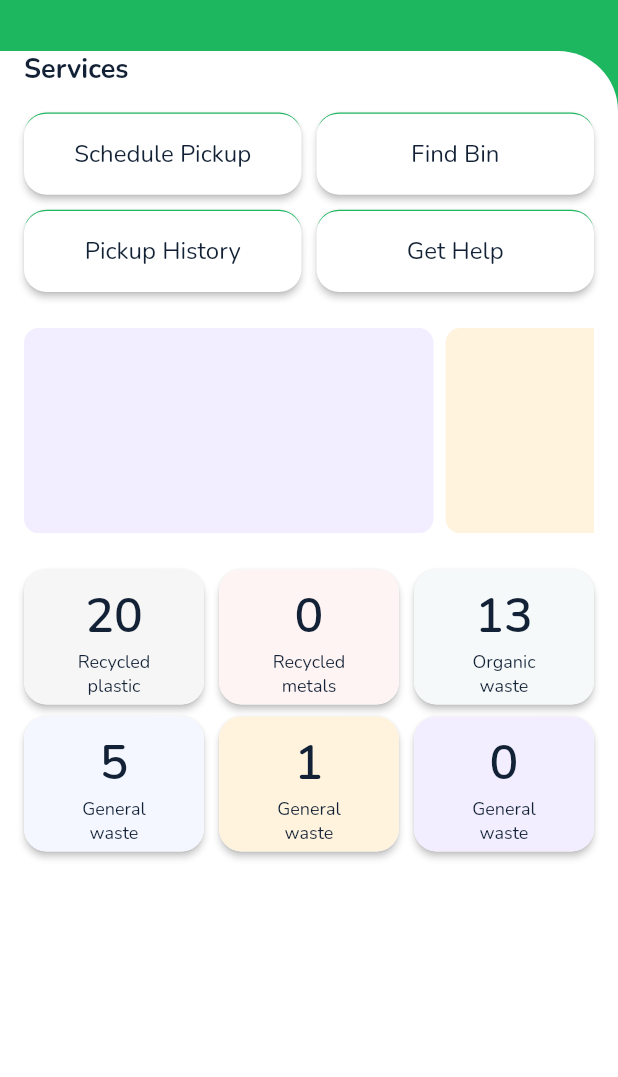
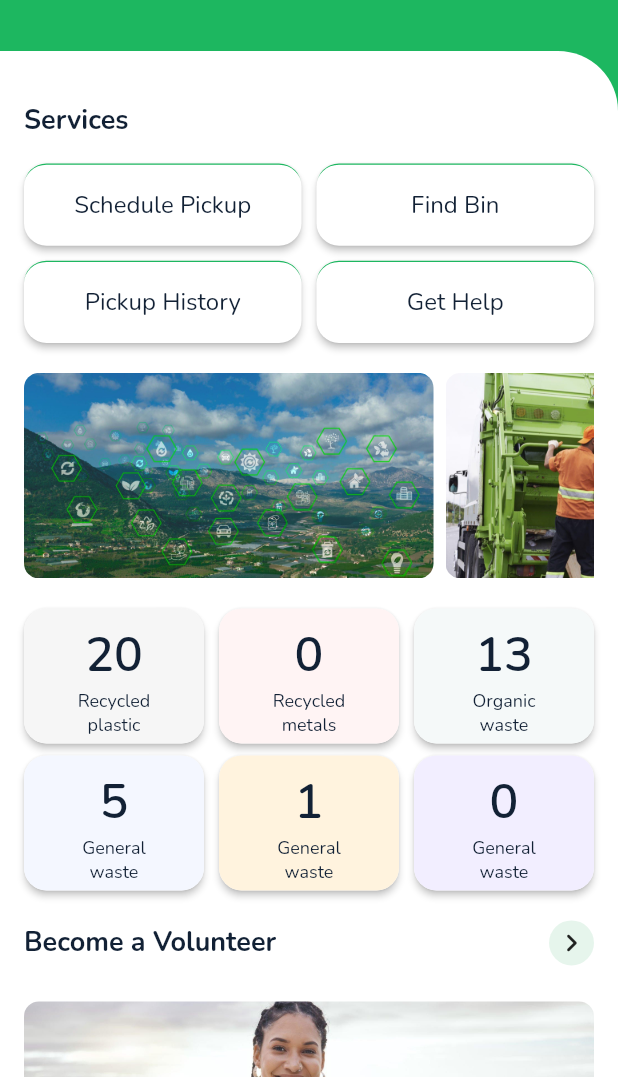
Before and after one commit to iDev-20/eco_bin, a Flutter app: the MainHomePage screen opened directly, on a phone screen of 412 x 824 dp, the part 159-1236 px from its top. Run offline on Flutter 3.47's test engine with Material 3 defaults, Android fonts, the phone set to English and light mode, and no system bars; our stand-ins replace flutter_spinkit, flutter_svg, iconsax, pin_input_text_field, shared_preferences, table_calendar; accounts and stored records are empty.

Commit message:
added images to the main home page

```diff
--- a/lib/resources/app_images.dart
+++ b/lib/resources/app_images.dart
@@ -22,6 +22,20 @@ class AppImages {
       const AssetImage('assets/images/at_money_logo.png');
   static AssetImage telecelLogo =
       const AssetImage('assets/images/telecel_logo.png');
+  static AssetImage slideshow1 =
+      const AssetImage('assets/images/slideshow_1.jpg');
+  static AssetImage slideshow2 =
+      const AssetImage('assets/images/slideshow_2.jpg');
+  static AssetImage slideshow3 =
+      const AssetImage('assets/images/slideshow_3.jpg');
+  static AssetImage slideshow4 =
+      const AssetImage('assets/images/slideshow_4.jpg');
+  static AssetImage slideshow5 =
+      const AssetImage('assets/images/slideshow_5.jpg');
+  static AssetImage slideshow6 =
+      const AssetImage('assets/images/slideshow_6.jpg');
+  static AssetImage slideshow7 =
+      const AssetImage('assets/images/slideshow_7.jpg');
 
   //Svgs
   static SvgPicture svgCloseBottomSheetIcon =
@@ -29,9 +43,14 @@ class AppImages {
   static SvgPicture svgSuccessDialogIcon =
       SvgPicture.asset('assets/svgs/success_dialog_icon.svg');
   static SvgPicture svgChatIcon = SvgPicture.asset('assets/svgs/chat_icon.svg');
-  static SvgPicture svgLocationIcon = SvgPicture.asset('assets/svgs/location_icon.svg');
-  static SvgPicture svgLogoutIcon = SvgPicture.asset('assets/svgs/logout_icon.svg');
-  static SvgPicture svgAddressIcon = SvgPicture.asset('assets/svgs/address_icon.svg');
-  static SvgPicture svgProfileIcon = SvgPicture.asset('assets/svgs/profile_icon.svg');
-  static SvgPicture svgMobileMoneyIcon = SvgPicture.asset('assets/svgs/mobile_money_icon.svg');
+  static SvgPicture svgLocationIcon =
+      SvgPicture.asset('assets/svgs/location_icon.svg');
+  static SvgPicture svgLogoutIcon =
+      SvgPicture.asset('assets/svgs/logout_icon.svg');
+  static SvgPicture svgAddressIcon =
+      SvgPicture.asset('assets/svgs/address_icon.svg');
+  static SvgPicture svgProfileIcon =
+      SvgPicture.asset('assets/svgs/profile_icon.svg');
+  static SvgPicture svgMobileMoneyIcon =
+      SvgPicture.asset('assets/svgs/mobile_money_icon.svg');
 }
--- a/lib/views/pages/home/main_home_page.dart
+++ b/lib/views/pages/home/main_home_page.dart
@@ -5,6 +5,7 @@ import 'package:waste_management_app/resources/app_images.dart';
 import 'package:waste_management_app/views/pages/home/components/dashboard_metric_grid_view.dart';
 import 'package:waste_management_app/views/pages/home/faq_page.dart';
 import 'package:waste_management_app/views/pages/home/notifications_page.dart';
+import 'package:waste_management_app/views/pages/home/volunteer_page.dart';
 import 'package:waste_management_app/views/pages/pickup/request_pickup_page.dart';
 
 class MainHomePage extends StatefulWidget {
@@ -74,7 +75,6 @@ class _MainHomePageState extends State<MainHomePage> {
               right: 0,
               bottom: 0,
               child: Container(
-                padding: const EdgeInsets.fromLTRB(16, 0, 16, 16),
                 decoration: const BoxDecoration(
                   color: AppColors.white,
                   borderRadius: BorderRadius.only(
@@ -86,8 +86,8 @@ class _MainHomePageState extends State<MainHomePage> {
                   children: [
                     Expanded(
                       child: ListView(
-                        physics: const NeverScrollableScrollPhysics(),
-                        // padding: const EdgeInsets.all(0),
+                        padding:
+                            const EdgeInsets.only(left: 16, top: 34, right: 16),
                         children: [
                           const Text(
                             'Services',
@@ -134,22 +134,25 @@ class _MainHomePageState extends State<MainHomePage> {
                               ),
                             ],
                           ),
-                          const SizedBox(height: 24),
+                          const SizedBox(height: 20),
                           SizedBox(
                             height: 137,
                             child: ListView(
                               scrollDirection: Axis.horizontal,
                               children: [
-                                wasteContainer(color: AppColors.boxColor6),
-                                wasteContainer(color: AppColors.boxColor5),
-                                wasteContainer(color: AppColors.primary100),
-                                wasteContainer(
-                                    color: AppColors.trialGreen,
+                                wasteContainerHorizontal(
+                                    image: AppImages.slideshow1),
+                                wasteContainerHorizontal(
+                                    image: AppImages.slideshow2),
+                                wasteContainerHorizontal(
+                                    image: AppImages.slideshow3),
+                                wasteContainerHorizontal(
+                                    image: AppImages.slideshow4,
                                     rightPadding: 0.0),
                               ],
                             ),
                           ),
-                          const SizedBox(height: 24),
+                          const SizedBox(height: 20),
                           DashboardMetricGridView(
                             children: [
                               singleCounter(
@@ -178,6 +181,40 @@ class _MainHomePageState extends State<MainHomePage> {
                                   color: AppColors.boxColor6),
                             ],
                           ),
+                          const SizedBox(height: 20),
+                          InkWell(
+                            onTap: () {
+                              Navigation.navigateToScreen(
+                                  context: context,
+                                  screen: const VolunteerPage());
+                            },
+                            child: Row(
+                              mainAxisAlignment: MainAxisAlignment.spaceBetween,
+                              children: [
+                                const Text(
+                                  'Become a Volunteer',
+                                  style: TextStyle(
+                                      color: AppColors.darkBlueText,
+                                      fontSize: 18,
+                                      fontWeight: FontWeight.w700),
+                                ),
+                                Container(
+                                  height: 30,
+                                  width: 30,
+                                  decoration: const BoxDecoration(
+                                      color: AppColors.primary50,
+                                      shape: BoxShape.circle),
+                                  child: const Icon(
+                                      Icons.keyboard_arrow_right_rounded),
+                                ),
+                              ],
+                            ),
+                          ),
+                          const SizedBox(height: 24),
+                          // wasteContainerVertical(image: AppImages.slideshow6),
+                          // const SizedBox(height: 8),
+                          wasteContainerVertical(
+                              image: AppImages.slideshow7, rightPadding: 0.0),
                         ],
                       ),
                     ),
@@ -222,14 +259,30 @@ class _MainHomePageState extends State<MainHomePage> {
     );
   }
 
-  Widget wasteContainer({required Color color, double? rightPadding}) {
+  Widget wasteContainerHorizontal(
+      {required ImageProvider image, double? rightPadding}) {
     return Padding(
       padding: EdgeInsets.only(right: rightPadding ?? 8.0),
       child: Container(
         height: 137,
         width: 273,
         decoration: BoxDecoration(
-            color: color, borderRadius: BorderRadius.circular(10)),
+            borderRadius: BorderRadius.circular(10),
+            image: DecorationImage(image: image, fit: BoxFit.cover)),
+      ),
+    );
+  }
+
+  Widget wasteContainerVertical(
+      {required ImageProvider image, double? rightPadding}) {
+    return Padding(
+      padding: EdgeInsets.only(right: rightPadding ?? 8.0),
+      child: Container(
+        height: 200,
+        // width: 273,
+        decoration: BoxDecoration(
+            borderRadius: BorderRadius.circular(10),
+            image: DecorationImage(image: image, fit: BoxFit.cover)),
       ),
     );
   }
--- /dev/null
+++ b/lib/views/pages/home/volunteer_page.dart
@@ -0,0 +1,28 @@
+import 'package:flutter/material.dart';
+import 'package:waste_management_app/resources/app_colors.dart';
+import 'package:waste_management_app/resources/app_page.dart';
+
+class VolunteerPage extends StatefulWidget {
+  const VolunteerPage({super.key});
+
+  @override
+  State<VolunteerPage> createState() => _VolunteerPageState();
+}
+
+class _VolunteerPageState extends State<VolunteerPage> {
+  @override
+  Widget build(BuildContext context) {
+    return const AppPageSecondary(
+      title: 'Volunteer Program',
+      body: Center(
+        child: Text(
+          'Our volunteer program is coming soon!',
+          style: TextStyle(
+              color: AppColors.darkBlueText,
+              fontSize: 18,
+              fontWeight: FontWeight.w600),
+        ),
+      ),
+    );
+  }
+}
```
Also changed, not shown: assets/images/slideshow_1.jpg (added), assets/images/slideshow_2.jpg (added), assets/images/slideshow_3.jpg (added), assets/images/slideshow_4.jpg (added), assets/images/slideshow_5.jpg (added), assets/images/slideshow_6.jpg (added), assets/images/slideshow_7.jpg (added).
